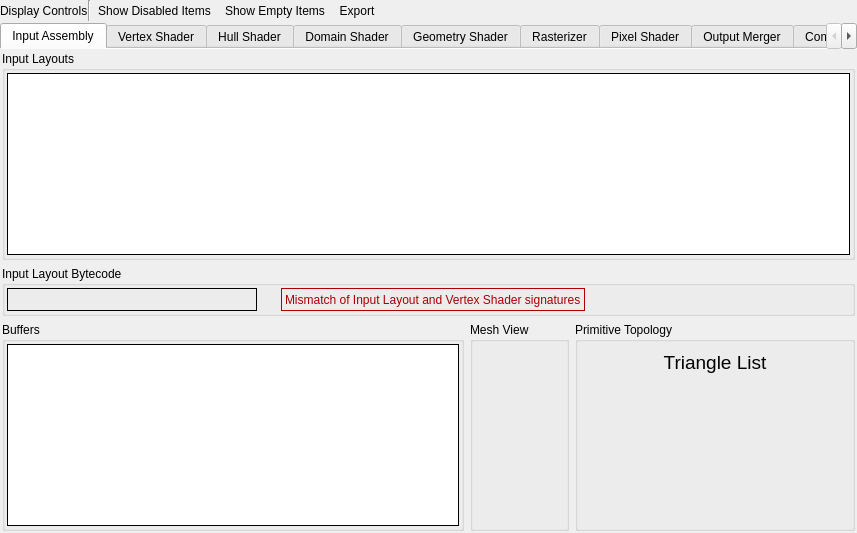
Above: qrenderdoc/Windows/PipelineState/D3D11PipelineStateViewer.ui from baldurk/renderdoc before the change. Below: the same form after it.
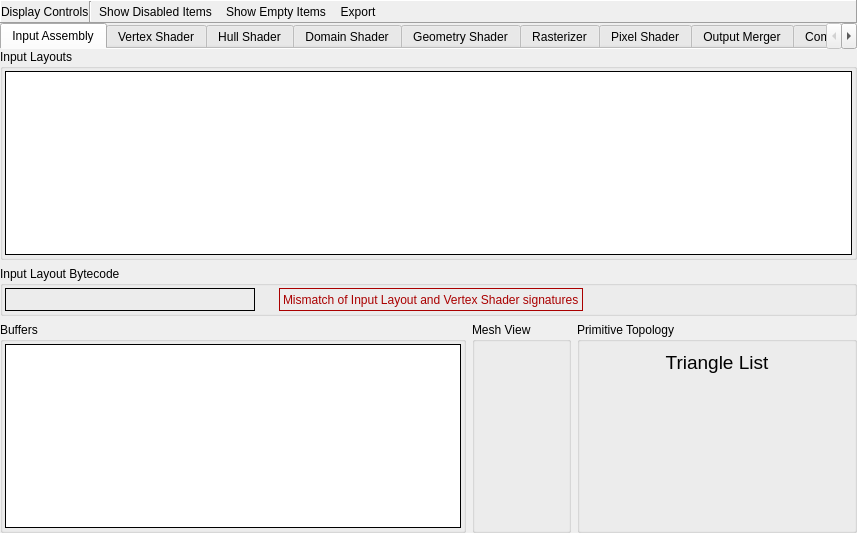
That is the form after the change. Icons and pictures are not drawn. Custom widgets are drawn as their Qt base class.

Commit message:
Add more consistency to docking panels and widgets
* Dock panels shouldn't have any frame border or anything like that.
* They should have an external margin of 3 pixels at their border,
  but then no further margins on the layouts (like sub-controls for
  the pipeline state views.
* Toolbars should be Raised & Panel frames. Later we'll replace them
  with actual QToolBars to better customise the painting.

What changed in the file:
```diff
--- a/qrenderdoc/Windows/PipelineState/D3D11PipelineStateViewer.ui
+++ b/qrenderdoc/Windows/PipelineState/D3D11PipelineStateViewer.ui
@@ -29,10 +29,10 @@
    <item>
     <widget class="QFrame" name="toolbar">
      <property name="frameShape">
-      <enum>QFrame::NoFrame</enum>
+      <enum>QFrame::Panel</enum>
      </property>
      <property name="frameShadow">
-      <enum>QFrame::Plain</enum>
+      <enum>QFrame::Raised</enum>
      </property>
      <layout class="QHBoxLayout" name="toolbarLayout">
       <property name="spacing">
@@ -48,7 +48,7 @@
        <number>0</number>
       </property>
       <property name="bottomMargin">
-       <number>2</number>
+       <number>0</number>
       </property>
       <item>
        <widget class="QLabel" name="controlsLabel">
@@ -202,22 +202,22 @@
            <rect>
             <x>0</x>
             <y>0</y>
-            <width>857</width>
-            <height>478</height>
+            <width>855</width>
+            <height>476</height>
            </rect>
           </property>
           <layout class="QGridLayout" name="gridLayout_3">
            <property name="leftMargin">
-            <number>2</number>
+            <number>0</number>
            </property>
            <property name="topMargin">
-            <number>2</number>
+            <number>0</number>
            </property>
            <property name="rightMargin">
-            <number>2</number>
+            <number>0</number>
            </property>
            <property name="bottomMargin">
-            <number>2</number>
+            <number>0</number>
            </property>
            <item row="0" column="0" colspan="3">
             <widget class="QGroupBox" name="attribGroup">
```
Left out of the diff: 90 changed lines with no effect on the pictures. The commit also changes 18 other files.
